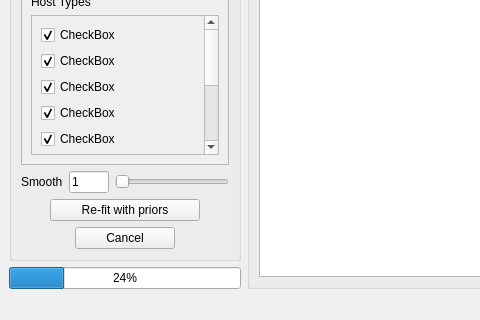
The window that GUI/design.ui (daniel-muthukrishna/astrodash) describes before a commit, drawn with Qt 5; both pictures show x 0 to 480 and y 541 to 861 of the 1186 by 861 pixel window.
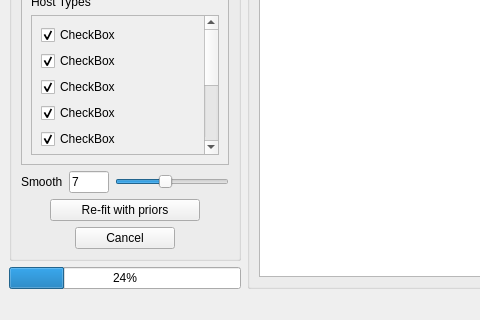
The same window after the commit. Custom widgets are drawn as their Qt base class.

Commit message: Disabled GUI Features which are not yet functional

The edit to the form file:
```diff
--- a/GUI/design.ui
+++ b/GUI/design.ui
@@ -540,14 +540,17 @@
               </size>
              </property>
              <property name="text">
-              <string>1</string>
+              <string>7</string>
              </property>
             </widget>
            </item>
            <item>
             <widget class="QSlider" name="horizontalSliderSmooth">
              <property name="maximum">
-              <number>10</number>
+              <number>16</number>
+             </property>
+             <property name="value">
+              <number>7</number>
              </property>
              <property name="orientation">
               <enum>Qt::Horizontal</enum>
```
Left out of the diff: 9 changed lines with no effect on the pictures. The commit also changes 2 other files.
